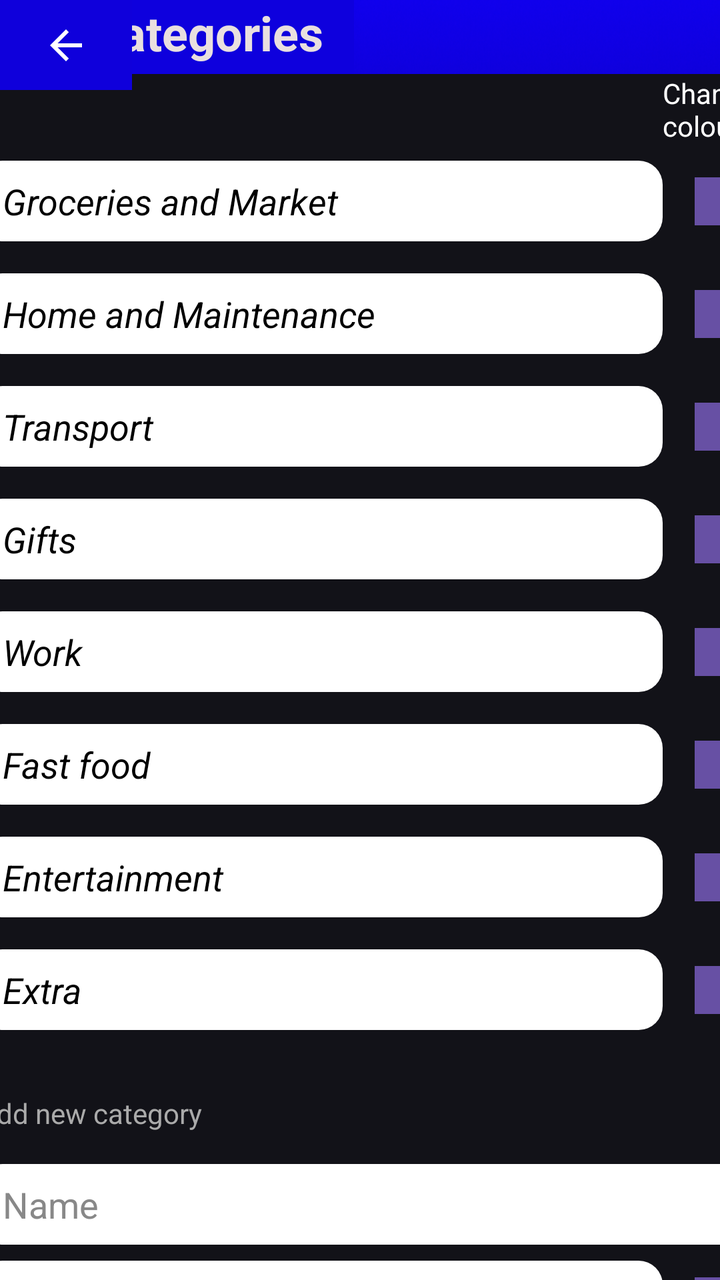
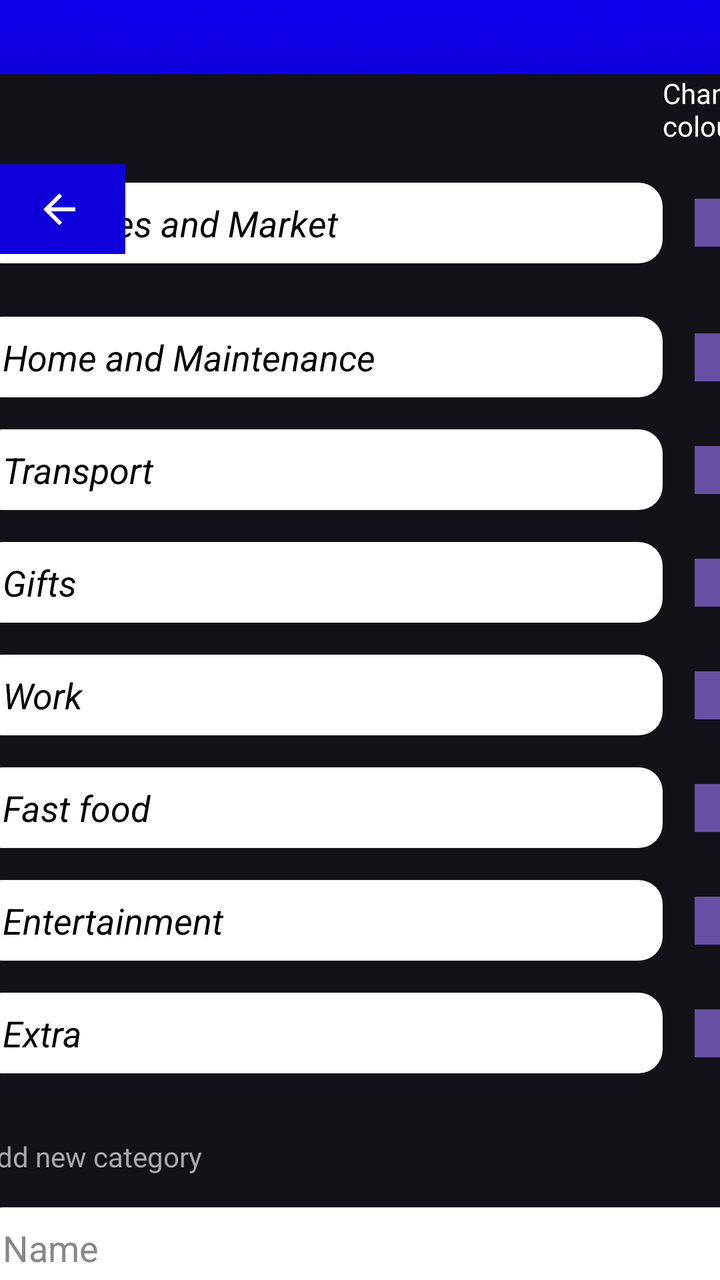

The first picture is an Android layout as it rendered before a commit; the second is the same layout after the commit. The layout source and the unified diff follow.
<!-- AndroidManifest.xml: application theme Theme.CashUp -->
<!-- res/layout/activity_edit_categories_view.xml -->
<?xml version="1.0" encoding="utf-8"?>
<androidx.constraintlayout.widget.ConstraintLayout xmlns:android="http://schemas.android.com/apk/res/android"
    xmlns:app="http://schemas.android.com/apk/res-auto"
    xmlns:tools="http://schemas.android.com/tools"
    android:layout_width="match_parent"
    android:layout_height="match_parent"
    android:background="@drawable/background">

    

    

    <TextView
        android:id="@+id/category_Title"
        android:layout_width="177dp"
        android:layout_height="48dp"
        android:background="#0E00DD"
        android:text="Edit categories"
        android:textColor="#E9DFDF"
        android:textSize="24sp"
        android:textStyle="bold"
        tools:layout_editor_absoluteX="115dp"
        tools:layout_editor_absoluteY="81dp" />

    <ScrollView
        android:layout_width="414dp"
        android:layout_height="603dp"
        app:layout_constraintBottom_toBottomOf="parent"
        app:layout_constraintEnd_toEndOf="parent"
        app:layout_constraintStart_toStartOf="parent">

        <LinearLayout
            android:layout_width="match_parent"
            android:layout_height="wrap_content"
            android:background="#121218"
            android:orientation="vertical"
            android:paddingBottom="24dp">

            
            

            <TextView
                android:id="@+id/textView2"
                android:layout_width="56dp"
                android:layout_height="wrap_content"
                android:layout_gravity="end"
                android:text="Change colour"
                android:textColor="#FFFFFF" />

            <androidx.constraintlayout.widget.ConstraintLayout
                android:layout_width="match_parent"
                android:layout_height="wrap_content"
                android:layout_marginHorizontal="16dp"
                android:layout_marginVertical="8dp">

                <EditText
                    android:id="@+id/groceries"
                    android:layout_width="0dp"
                    android:layout_height="wrap_content"
                    android:layout_marginEnd="16dp"
                    android:background="@drawable/rounded_corner_white"
                    android:paddingHorizontal="12dp"
                    android:paddingVertical="8dp"
                    android:text="Groceries and Market"
                    android:textColor="@color/black"
                    android:textStyle="italic"
                    app:layout_constraintBottom_toBottomOf="parent"
                    app:layout_constraintEnd_toStartOf="@id/btn_colour_groceries"
                    app:layout_constraintStart_toStartOf="parent"
                    app:layout_constraintTop_toTopOf="parent" />

                <Button
                    android:id="@+id/btn_colour_groceries"
                    android:layout_width="24dp"
                    android:layout_height="24dp"
                    android:background="#FFCC00"
                    app:layout_constraintBottom_toBottomOf="parent"
                    app:layout_constraintEnd_toEndOf="parent"
                    app:layout_constraintTop_toTopOf="parent" />
            </androidx.constraintlayout.widget.ConstraintLayout>

            
            <androidx.constraintlayout.widget.ConstraintLayout
                android:layout_width="match_parent"
                android:layout_height="wrap_content"
                android:layout_marginHorizontal="16dp"
                android:layout_marginVertical="8dp">

                <EditText
                    android:id="@+id/et_home"
                    android:layout_width="0dp"
                    android:layout_height="wrap_content"
                    android:layout_marginEnd="16dp"
                    android:background="@drawable/rounded_corner_white"
                    android:paddingHorizontal="12dp"
                    android:paddingVertical="8dp"
                    android:text="Home and Maintenance"
                    android:textColor="@color/black"
                    android:textStyle="italic"
                    app:layout_constraintBottom_toBottomOf="parent"
                    app:layout_constraintEnd_toStartOf="@id/btn_colour_home"
                    app:layout_constraintStart_toStartOf="parent"
                    app:layout_constraintTop_toTopOf="parent" />

                <Button
                    android:id="@+id/btn_colour_home"
                    android:layout_width="24dp"
                    android:layout_height="24dp"
                    android:background="#00FF00"
                    app:layout_constraintBottom_toBottomOf="parent"
                    app:layout_constraintEnd_toEndOf="parent"
                    app:layout_constraintTop_toTopOf="parent" />
            </androidx.constraintlayout.widget.ConstraintLayout>

            
            <androidx.constraintlayout.widget.ConstraintLayout
                android:layout_width="match_parent"
                android:layout_height="wrap_content"
                android:layout_marginHorizontal="16dp"
                android:layout_marginVertical="8dp">

                <EditText
                    android:id="@+id/transport"
                    android:layout_width="0dp"
                    android:layout_height="wrap_content"
                    android:layout_marginEnd="16dp"
                    android:background="@drawable/rounded_corner_white"

                    android:paddingHorizontal="12dp"
                    android:paddingVertical="8dp"
                    android:text="Transport"
                    android:textColor="@color/black"
                    android:textStyle="italic"
                    app:layout_constraintBottom_toBottomOf="parent"
                    app:layout_constraintEnd_toStartOf="@id/btn_colour_transport"
                    app:layout_constraintStart_toStartOf="parent"
                    app:layout_constraintTop_toTopOf="parent" />

                <Button
                    android:id="@+id/btn_colour_transport"
                    android:layout_width="24dp"
                    android:layout_height="24dp"
                    android:background="#00AAFF"
                    app:layout_constraintBottom_toBottomOf="parent"
                    app:layout_constraintEnd_toEndOf="parent"
                    app:layout_constraintTop_toTopOf="parent" />
            </androidx.constraintlayout.widget.ConstraintLayout>

            
            <androidx.constraintlayout.widget.ConstraintLayout
                android:layout_width="match_parent"
                android:layout_height="wrap_content"
                android:layout_marginHorizontal="16dp"
                android:layout_marginVertical="8dp">

                <EditText
                    android:id="@+id/gifts"
                    android:layout_width="0dp"
                    android:layout_height="wrap_content"
                    android:layout_marginEnd="16dp"
                    android:background="@drawable/rounded_corner_white"
                    android:paddingHorizontal="12dp"
                    android:paddingVertical="8dp"
                    android:text="Gifts"
                    android:textColor="@color/black"
                    android:textStyle="italic"
                    app:layout_constraintBottom_toBottomOf="parent"
                    app:layout_constraintEnd_toStartOf="@id/btn_colour_gifts"
                    app:layout_constraintStart_toStartOf="parent"
                    app:layout_constraintTop_toTopOf="parent" />

                <Button
                    android:id="@+id/btn_colour_gifts"
                    android:layout_width="24dp"
                    android:layout_height="24dp"
                    android:background="#FF00FF"
                    app:layout_constraintBottom_toBottomOf="parent"
                    app:layout_constraintEnd_toEndOf="parent"
                    app:layout_constraintTop_toTopOf="parent" />
            </androidx.constraintlayout.widget.ConstraintLayout>

            
            <androidx.constraintlayout.widget.ConstraintLayout
                android:layout_width="match_parent"
                android:layout_height="wrap_content"
                android:layout_marginHorizontal="16dp"
                android:layout_marginVertical="8dp">

                <EditText
                    android:id="@+id/work"
                    android:layout_width="0dp"
                    android:layout_height="wrap_content"
                    android:layout_marginEnd="16dp"
                    android:background="@drawable/rounded_corner_white"

                    android:paddingHorizontal="12dp"
                    android:paddingVertical="8dp"
                    android:text="Work"
                    android:textColor="@color/black"
                    android:textStyle="italic"
                    app:layout_constraintBottom_toBottomOf="parent"
                    app:layout_constraintEnd_toStartOf="@id/btn_colour_work"
                    app:layout_constraintStart_toStartOf="parent"
                    app:layout_constraintTop_toTopOf="parent" />

                <Button
                    android:id="@+id/btn_colour_work"
                    android:layout_width="24dp"
                    android:layout_height="24dp"
                    android:background="#FFCC00"
                    app:layout_constraintBottom_toBottomOf="parent"
                    app:layout_constraintEnd_toEndOf="parent"
                    app:layout_constraintTop_toTopOf="parent" />
            </androidx.constraintlayout.widget.ConstraintLayout>

            
            <androidx.constraintlayout.widget.ConstraintLayout
                android:layout_width="match_parent"
                android:layout_height="wrap_content"
                android:layout_marginHorizontal="16dp"
                android:layout_marginVertical="8dp">

                <EditText
                    android:id="@+id/food"
                    android:layout_width="0dp"
                    android:layout_height="wrap_content"
                    android:layout_marginEnd="16dp"
                    android:background="@drawable/rounded_corner_white"

                    android:paddingHorizontal="12dp"
                    android:paddingVertical="8dp"
                    android:text="Fast food"
                    android:textColor="@color/black"
                    android:textStyle="italic"
                    app:layout_constraintBottom_toBottomOf="parent"
                    app:layout_constraintEnd_toStartOf="@id/btn_colour_fast_food"
                    app:layout_constraintStart_toStartOf="parent"
                    app:layout_constraintTop_toTopOf="parent" />

                <Button
                    android:id="@+id/btn_colour_fast_food"
                    android:layout_width="24dp"
                    android:layout_height="24dp"
                    android:background="#FF6600"
                    app:layout_constraintBottom_toBottomOf="parent"
                    app:layout_constraintEnd_toEndOf="parent"
                    app:layout_constraintTop_toTopOf="parent" />
            </androidx.constraintlayout.widget.ConstraintLayout>

            
            <androidx.constraintlayout.widget.ConstraintLayout
                android:layout_width="match_parent"
                android:layout_height="wrap_content"
                android:layout_marginHorizontal="16dp"
                android:layout_marginVertical="8dp">

                <EditText
                    android:id="@+id/entertainment"
                    android:layout_width="0dp"
                    android:layout_height="wrap_content"
                    android:layout_marginEnd="16dp"
                    android:background="@drawable/rounded_corner_white"

                    android:paddingHorizontal="12dp"
                    android:paddingVertical="8dp"
                    android:text="Entertainment"
                    android:textColor="@color/black"
                    android:textStyle="italic"
                    app:layout_constraintBottom_toBottomOf="parent"
                    app:layout_constraintEnd_toStartOf="@id/btn_colour_entertainment"
                    app:layout_constraintStart_toStartOf="parent"
                    app:layout_constraintTop_toTopOf="parent" />

                <Button
                    android:id="@+id/btn_colour_entertainment"
                    android:layout_width="24dp"
                    android:layout_height="24dp"
                    android:background="#00FFFF"
                    app:layout_constraintBottom_toBottomOf="parent"
                    app:layout_constraintEnd_toEndOf="parent"
                    app:layout_constraintTop_toTopOf="parent" />
            </androidx.constraintlayout.widget.ConstraintLayout>

            
            <androidx.constraintlayout.widget.ConstraintLayout
                android:layout_width="match_parent"
                android:layout_height="wrap_content"
                android:layout_marginHorizontal="16dp"
                android:layout_marginVertical="8dp">

                <EditText
                    android:id="@+id/extra"
                    android:layout_width="0dp"
                    android:layout_height="wrap_content"
                    android:layout_marginEnd="16dp"
                    android:background="@drawable/rounded_corner_white"

                    android:paddingHorizontal="12dp"
                    android:paddingVertical="8dp"
                    android:text="Extra"
                    android:textColor="@color/black"
                    android:textStyle="italic"
                    app:layout_constraintBottom_toBottomOf="parent"
                    app:layout_constraintEnd_toStartOf="@id/btn_colour_extra"
                    app:layout_constraintStart_toStartOf="parent"
                    app:layout_constraintTop_toTopOf="parent" />

                <Button
                    android:id="@+id/btn_colour_extra"
                    android:layout_width="24dp"
                    android:layout_height="24dp"
                    android:background="#FF00FF"
                    app:layout_constraintBottom_toBottomOf="parent"
                    app:layout_constraintEnd_toEndOf="parent"
                    app:layout_constraintTop_toTopOf="parent" />
            </androidx.constraintlayout.widget.ConstraintLayout>

            
            <TextView
                android:layout_width="wrap_content"
                android:layout_height="wrap_content"
                android:layout_marginStart="16dp"
                android:layout_marginTop="24dp"
                android:layout_marginBottom="8dp"
                android:text="Add new category"
                android:textColor="#AAAAAA"
                android:textSize="14sp" />

            
            <EditText
                android:id="@+id/new_category_name"
                android:layout_width="match_parent"
                android:layout_height="wrap_content"
                android:layout_marginHorizontal="16dp"
                android:layout_marginTop="8dp"
                android:background="@drawable/rounded_corner_white"
                android:hint="Name"
                android:paddingHorizontal="12dp"
                android:paddingVertical="8dp"
                android:textColor="@color/black"
                android:textColorHint="#888888" />

            
            <androidx.constraintlayout.widget.ConstraintLayout
                android:layout_width="match_parent"
                android:layout_height="wrap_content"
                android:layout_marginHorizontal="16dp"
                android:layout_marginTop="8dp">

                <EditText
                    android:id="@+id/assign_color"
                    android:layout_width="0dp"
                    android:layout_height="wrap_content"
                    android:layout_marginEnd="16dp"
                    android:background="@drawable/rounded_corner_white"
                    android:hint="Assign colour"
                    android:paddingHorizontal="12dp"
                    android:paddingVertical="8dp"
                    android:textColor="@color/black"
                    android:textColorHint="#888888"
                    app:layout_constraintBottom_toBottomOf="parent"
                    app:layout_constraintEnd_toStartOf="@id/btn_color_new"
                    app:layout_constraintStart_toStartOf="parent"
                    app:layout_constraintTop_toTopOf="parent" />

                <Button
                    android:id="@+id/btn_color_new"
                    android:layout_width="24dp"
                    android:layout_height="24dp"
                    android:background="@android:color/white"
                    app:layout_constraintBottom_toBottomOf="parent"
                    app:layout_constraintEnd_toEndOf="parent"
                    app:layout_constraintTop_toTopOf="parent" />
            </androidx.constraintlayout.widget.ConstraintLayout>

            
            <Button
                android:id="@+id/btn_save"
                android:layout_width="187dp"
                android:layout_height="wrap_content"
                android:layout_marginHorizontal="16dp"
                android:layout_marginTop="16dp"
                android:background="@color/design_default_color_primary_dark"
                android:text="Save"
                android:textColor="@color/black" />
        </LinearLayout>
    </ScrollView>

    <ImageButton
        android:id="@+id/imageButton"
        android:layout_width="45dp"
        android:layout_height="34dp"
        android:background="#0F00DC"
        app:srcCompat="@drawable/ic_profile"
        tools:layout_editor_absoluteX="21dp"
        tools:layout_editor_absoluteY="13dp" />

    <ImageButton
        android:id="@+id/back_arrow"
        android:layout_width="66dp"
        android:layout_height="45dp"
        android:background="#0F00DB"
        app:srcCompat="@drawable/ic_arrow_back"
        tools:layout_editor_absoluteX="3dp"
        tools:layout_editor_absoluteY="84dp" />
</androidx.constraintlayout.widget.ConstraintLayout>
<!-- resources referenced by this layout -->
<resources>
  <color name="black">#FF000000</color>
  <!-- drawable background: png bitmap (drawable, 768113 bytes) -->
  <!-- drawable ic_arrow_back (drawable) -->
  <vector xmlns:android="http://schemas.android.com/apk/res/android"
      android:width="24dp"
      android:height="24dp"
      android:viewportWidth="24"
      android:viewportHeight="24">
      <path
          android:fillColor="#FFFFFF"
          android:pathData="M20,11H7.83l5.59,-5.59L12,4l-8,8 8,8 1.41,-1.41L7.83,13H20v-2z"/>
  </vector>
  <!-- drawable ic_profile (drawable) -->
  <vector xmlns:android="http://schemas.android.com/apk/res/android"
      android:width="40dp"
      android:height="40dp"
      android:viewportWidth="24"
      android:viewportHeight="24">
  
      
      <path
          android:fillColor="#2c3e50"
          android:pathData="M12,2C6.48,2 2,6.48 2,12s4.48,10 10,10 10,-4.48 10,-10S17.52,2 12,2z"/>
  
      
      <path
          android:fillColor="#ecf0f1"
          android:pathData="M12,12c2.21,0 4,-1.79 4,-4s-1.79,-4 -4,-4 -4,1.79 -4,4 1.79,4 4,4zM12,6c1.1,0 2,0.9 2,2s-0.9,2 -2,2 -2,-0.9 -2,-2 0.9,-2 2,-2z"/>
  
      
      <path
          android:fillColor="#34495e"
          android:pathData="M12,13c-2.67,0 -8,1.34 -8,4v1h16v-1c0,-2.66 -5.33,-4 -8,-4z"/>
  
      
      <path
          android:fillColor="#00bcd4"
          android:pathData="M18,18H6v-0.99c0.2,-0.72 3.3,-2.01 6,-2.01s5.8,1.29 6,2v1z"/>
  </vector>
  <!-- drawable rounded_corner_white (drawable) -->
  <?xml version="1.0" encoding="utf-8"?>
  <shape xmlns:android="http://schemas.android.com/apk/res/android"
      android:shape="rectangle">
      <solid android:color="@android:color/white" />
      <corners android:radius="12dp" />
  </shape>
  <style name="Theme.CashUp" parent="Base.Theme.CashUp" />
  <style name="Base.Theme.CashUp" parent="Theme.Material3.DayNight.NoActionBar">
  
      </style>
</resources>

<!-- the commit's change to res/layout/activity_edit_categories_view.xml (unified diff, before → after) -->
@@ -14,15 +14,22 @@
         android:id="@+id/category_Title"
         android:layout_width="177dp"
         android:layout_height="48dp"
+        android:layout_marginStart="24dp"
+        android:layout_marginTop="82dp"
+        android:layout_marginEnd="100dp"
+        android:layout_marginBottom="1dp"
         android:background="#0E00DD"
         android:text="Edit categories"
         android:textColor="#E9DFDF"
         android:textSize="24sp"
         android:textStyle="bold"
-        tools:layout_editor_absoluteX="115dp"
-        tools:layout_editor_absoluteY="81dp" />
+        app:layout_constraintBottom_toTopOf="@+id/scrollView2"
+        app:layout_constraintEnd_toEndOf="parent"
+        app:layout_constraintStart_toEndOf="@+id/back_arrow"
+        app:layout_constraintTop_toTopOf="parent" />
 
     <ScrollView
+        android:id="@+id/scrollView2"
         android:layout_width="414dp"
         android:layout_height="603dp"
         app:layout_constraintBottom_toBottomOf="parent"
@@ -49,9 +56,10 @@
 
             <androidx.constraintlayout.widget.ConstraintLayout
                 android:layout_width="match_parent"
-                android:layout_height="wrap_content"
-                android:layout_marginHorizontal="16dp"
-                android:layout_marginVertical="8dp">
+                android:layout_height="62dp"
+                android:layout_marginHorizontal="16dp"
+                android:layout_marginVertical="8dp"
+                tools:layout_editor_absoluteY="37dp">
 
                 <EditText
                     android:id="@+id/groceries"
@@ -67,7 +75,8 @@
                     app:layout_constraintBottom_toBottomOf="parent"
                     app:layout_constraintEnd_toStartOf="@id/btn_colour_groceries"
                     app:layout_constraintStart_toStartOf="parent"
-                    app:layout_constraintTop_toTopOf="parent" />
+                    app:layout_constraintTop_toTopOf="parent"
+                    tools:ignore="TouchTargetSizeCheck" />
 
                 <Button
                     android:id="@+id/btn_colour_groceries"
@@ -76,7 +85,8 @@
                     android:background="#FFCC00"
                     app:layout_constraintBottom_toBottomOf="parent"
                     app:layout_constraintEnd_toEndOf="parent"
-                    app:layout_constraintTop_toTopOf="parent" />
+                    app:layout_constraintTop_toTopOf="parent"
+                    tools:ignore="SpeakableTextPresentCheck,TouchTargetSizeCheck" />
             </androidx.constraintlayout.widget.ConstraintLayout>
 
             
@@ -100,7 +110,8 @@
                     app:layout_constraintBottom_toBottomOf="parent"
                     app:layout_constraintEnd_toStartOf="@id/btn_colour_home"
                     app:layout_constraintStart_toStartOf="parent"
-                    app:layout_constraintTop_toTopOf="parent" />
+                    app:layout_constraintTop_toTopOf="parent"
+                    tools:ignore="TouchTargetSizeCheck" />
 
                 <Button
                     android:id="@+id/btn_colour_home"
@@ -109,7 +120,8 @@
                     android:background="#00FF00"
                     app:layout_constraintBottom_toBottomOf="parent"
                     app:layout_constraintEnd_toEndOf="parent"
-                    app:layout_constraintTop_toTopOf="parent" />
+                    app:layout_constraintTop_toTopOf="parent"
+                    tools:ignore="SpeakableTextPresentCheck,TouchTargetSizeCheck" />
             </androidx.constraintlayout.widget.ConstraintLayout>
 
             
@@ -134,7 +146,8 @@
                     app:layout_constraintBottom_toBottomOf="parent"
                     app:layout_constraintEnd_toStartOf="@id/btn_colour_transport"
                     app:layout_constraintStart_toStartOf="parent"
-                    app:layout_constraintTop_toTopOf="parent" />
+                    app:layout_constraintTop_toTopOf="parent"
+                    tools:ignore="TouchTargetSizeCheck" />
 
                 <Button
                     android:id="@+id/btn_colour_transport"
@@ -143,7 +156,8 @@
                     android:background="#00AAFF"
                     app:layout_constraintBottom_toBottomOf="parent"
                     app:layout_constraintEnd_toEndOf="parent"
-                    app:layout_constraintTop_toTopOf="parent" />
+                    app:layout_constraintTop_toTopOf="parent"
+                    tools:ignore="SpeakableTextPresentCheck,TouchTargetSizeCheck" />
             </androidx.constraintlayout.widget.ConstraintLayout>
 
             
@@ -167,7 +181,8 @@
                     app:layout_constraintBottom_toBottomOf="parent"
                     app:layout_constraintEnd_toStartOf="@id/btn_colour_gifts"
                     app:layout_constraintStart_toStartOf="parent"
-                    app:layout_constraintTop_toTopOf="parent" />
+                    app:layout_constraintTop_toTopOf="parent"
+                    tools:ignore="TouchTargetSizeCheck" />
 
                 <Button
                     android:id="@+id/btn_colour_gifts"
@@ -176,7 +191,8 @@
                     android:background="#FF00FF"
                     app:layout_constraintBottom_toBottomOf="parent"
                     app:layout_constraintEnd_toEndOf="parent"
-                    app:layout_constraintTop_toTopOf="parent" />
+                    app:layout_constraintTop_toTopOf="parent"
+                    tools:ignore="SpeakableTextPresentCheck,TouchTargetSizeCheck" />
             </androidx.constraintlayout.widget.ConstraintLayout>
 
             
@@ -201,7 +217,8 @@
                     app:layout_constraintBottom_toBottomOf="parent"
                     app:layout_constraintEnd_toStartOf="@id/btn_colour_work"
                     app:layout_constraintStart_toStartOf="parent"
-                    app:layout_constraintTop_toTopOf="parent" />
+                    app:layout_constraintTop_toTopOf="parent"
+                    tools:ignore="TouchTargetSizeCheck" />
 
                 <Button
                     android:id="@+id/btn_colour_work"
@@ -210,7 +227,8 @@
                     android:background="#FFCC00"
                     app:layout_constraintBottom_toBottomOf="parent"
                     app:layout_constraintEnd_toEndOf="parent"
-                    app:layout_constraintTop_toTopOf="parent" />
+                    app:layout_constraintTop_toTopOf="parent"
+                    tools:ignore="SpeakableTextPresentCheck,TouchTargetSizeCheck" />
             </androidx.constraintlayout.widget.ConstraintLayout>
 
             
@@ -235,7 +253,8 @@
                     app:layout_constraintBottom_toBottomOf="parent"
                     app:layout_constraintEnd_toStartOf="@id/btn_colour_fast_food"
                     app:layout_constraintStart_toStartOf="parent"
-                    app:layout_constraintTop_toTopOf="parent" />
+                    app:layout_constraintTop_toTopOf="parent"
+                    tools:ignore="TouchTargetSizeCheck" />
 
                 <Button
                     android:id="@+id/btn_colour_fast_food"
@@ -244,7 +263,8 @@
                     android:background="#FF6600"
                     app:layout_constraintBottom_toBottomOf="parent"
                     app:layout_constraintEnd_toEndOf="parent"
-                    app:layout_constraintTop_toTopOf="parent" />
+                    app:layout_constraintTop_toTopOf="parent"
+                    tools:ignore="SpeakableTextPresentCheck,TouchTargetSizeCheck" />
             </androidx.constraintlayout.widget.ConstraintLayout>
 
             
@@ -269,7 +289,8 @@
                     app:layout_constraintBottom_toBottomOf="parent"
                     app:layout_constraintEnd_toStartOf="@id/btn_colour_entertainment"
                     app:layout_constraintStart_toStartOf="parent"
-                    app:layout_constraintTop_toTopOf="parent" />
+                    app:layout_constraintTop_toTopOf="parent"
+                    tools:ignore="TouchTargetSizeCheck" />
 
                 <Button
                     android:id="@+id/btn_colour_entertainment"
@@ -278,7 +299,8 @@
                     android:background="#00FFFF"
                     app:layout_constraintBottom_toBottomOf="parent"
                     app:layout_constraintEnd_toEndOf="parent"
-                    app:layout_constraintTop_toTopOf="parent" />
+                    app:layout_constraintTop_toTopOf="parent"
+                    tools:ignore="SpeakableTextPresentCheck,TouchTargetSizeCheck" />
             </androidx.constraintlayout.widget.ConstraintLayout>
 
             
@@ -303,7 +325,8 @@
                     app:layout_constraintBottom_toBottomOf="parent"
                     app:layout_constraintEnd_toStartOf="@id/btn_colour_extra"
                     app:layout_constraintStart_toStartOf="parent"
-                    app:layout_constraintTop_toTopOf="parent" />
+                    app:layout_constraintTop_toTopOf="parent"
+                    tools:ignore="TouchTargetSizeCheck" />
 
                 <Button
                     android:id="@+id/btn_colour_extra"
@@ -312,7 +335,8 @@
                     android:background="#FF00FF"
                     app:layout_constraintBottom_toBottomOf="parent"
                     app:layout_constraintEnd_toEndOf="parent"
-                    app:layout_constraintTop_toTopOf="parent" />
+                    app:layout_constraintTop_toTopOf="parent"
+                    tools:ignore="SpeakableTextPresentCheck,TouchTargetSizeCheck" />
             </androidx.constraintlayout.widget.ConstraintLayout>
 
             
@@ -338,7 +362,8 @@
                 android:paddingHorizontal="12dp"
                 android:paddingVertical="8dp"
                 android:textColor="@color/black"
-                android:textColorHint="#888888" />
+                android:textColorHint="#888888"
+                tools:ignore="TouchTargetSizeCheck" />
 
             
             <androidx.constraintlayout.widget.ConstraintLayout
@@ -370,7 +395,8 @@
                     android:background="@android:color/white"
                     app:layout_constraintBottom_toBottomOf="parent"
                     app:layout_constraintEnd_toEndOf="parent"
-                    app:layout_constraintTop_toTopOf="parent" />
+                    app:layout_constraintTop_toTopOf="parent"
+                    tools:ignore="SpeakableTextPresentCheck" />
             </androidx.constraintlayout.widget.ConstraintLayout>
 
             
@@ -390,17 +416,27 @@
         android:id="@+id/imageButton"
         android:layout_width="45dp"
         android:layout_height="34dp"
+        android:layout_marginStart="30dp"
+        android:layout_marginTop="16dp"
+        android:layout_marginEnd="345dp"
+        android:layout_marginBottom="32dp"
         android:background="#0F00DC"
+        app:layout_constraintBottom_toTopOf="@+id/back_arrow"
+        app:layout_constraintEnd_toEndOf="parent"
+        app:layout_constraintStart_toStartOf="parent"
+        app:layout_constraintTop_toTopOf="parent"
         app:srcCompat="@drawable/ic_profile"
-        tools:layout_editor_absoluteX="21dp"
-        tools:layout_editor_absoluteY="13dp" />
+        tools:ignore="TouchTargetSizeCheck,SpeakableTextPresentCheck" />
 
     <ImageButton
         android:id="@+id/back_arrow"
         android:layout_width="66dp"
         android:layout_height="45dp"
+        android:layout_marginTop="32dp"
         android:background="#0F00DB"
+        app:layout_constraintEnd_toStartOf="@+id/category_Title"
+        app:layout_constraintStart_toStartOf="parent"
+        app:layout_constraintTop_toBottomOf="@+id/imageButton"
         app:srcCompat="@drawable/ic_arrow_back"
-        tools:layout_editor_absoluteX="3dp"
-        tools:layout_editor_absoluteY="84dp" />
+        tools:ignore="SpeakableTextPresentCheck,TouchTargetSizeCheck" />
 </androidx.constraintlayout.widget.ConstraintLayout>
